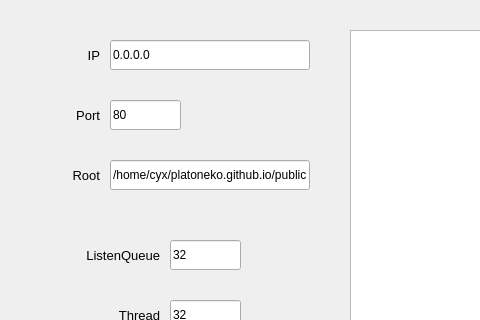
The window that ui_http_server/HttpServer.ui (platoneko/socket_lab) describes before a commit, drawn with Qt 5; both pictures show x 0 to 480 and y 0 to 320 of the 1026 by 560 pixel window.
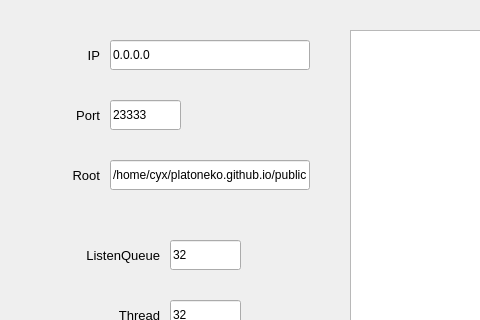
The same window after the commit.

Commit message: add ui reset / fix regex bug

```diff
--- a/ui_http_server/HttpServer.ui
+++ b/ui_http_server/HttpServer.ui
@@ -187,7 +187,7 @@
      </rect>
     </property>
     <property name="text">
-     <string>80</string>
+     <string>23333</string>
     </property>
    </widget>
    <widget class="QLineEdit" name="rootEdit">
```
Left out of the diff: 2 changed lines with no effect on the pictures. The commit also changes 3 other files.
